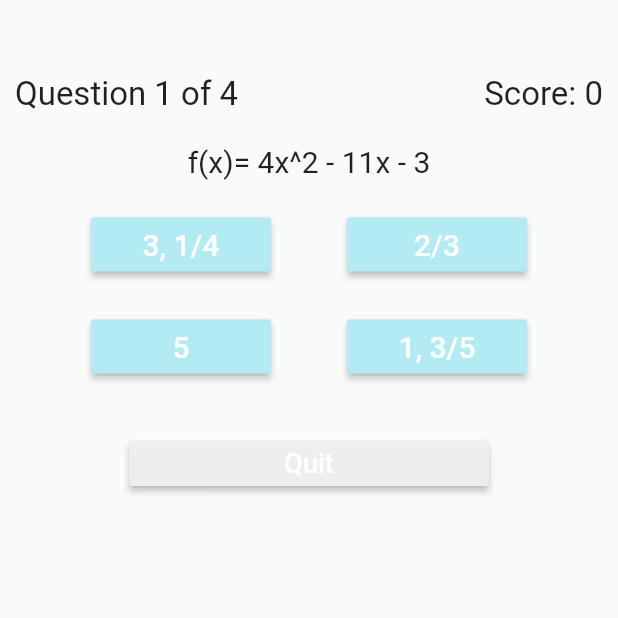
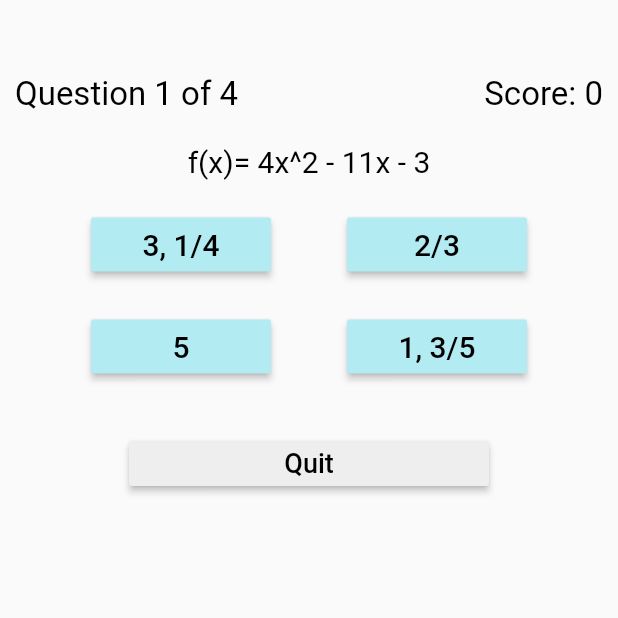
Before and after one commit to Valkyrz/ccom_4401_mathgeekapp, a Flutter app: the MathQuiz screen opened directly, after a tap on "Start Quiz", on a phone screen of 412 x 824 dp, the top half of it. Run offline on Flutter 3.47's test engine with Material 2 defaults, Android fonts, the phone set to English and light mode, and no system bars; missing offline and left inert: flutter_tex.

Commit message:
Last minute change
Changed the text color for the quiz to black for better visibility by the users

```diff
--- a/lib/quiz.dart
+++ b/lib/quiz.dart
@@ -53,12 +53,12 @@ class QuizState extends State<Quiz> {
                         "Question ${questionNumber + 1} of ${quiz.questions
                             .length}",
                         style: TextStyle(
-                            fontSize: 22.0
+                            fontSize: 22.0, color: Colors.black
                         ),),
 
                       Text("Score: $finalScore",
                         style: TextStyle(
-                            fontSize: 22.0
+                            fontSize: 22.0, color: Colors.black
                         ),)
                     ],
                   ),
@@ -68,7 +68,7 @@ class QuizState extends State<Quiz> {
 
                 Text(quiz.questions[questionNumber],
                   style: TextStyle(
-                    fontSize: 20.0,
+                    fontSize: 20.0, color: Colors.black
                   ),),
 
                 Padding(padding: EdgeInsets.all(10.0)),
@@ -94,7 +94,7 @@ class QuizState extends State<Quiz> {
                       child: Text(quiz.choices[questionNumber][0],
                         style: TextStyle(
                             fontSize: 20.0,
-                            color: Colors.white
+                            color: Colors.black
                         ),),
                     ),
 
@@ -115,7 +115,7 @@ class QuizState extends State<Quiz> {
                       child: Text(quiz.choices[questionNumber][1],
                         style: TextStyle(
                             fontSize: 20.0,
-                            color: Colors.white
+                            color: Colors.black
                         ),),
                     ),
 
@@ -144,7 +144,7 @@ class QuizState extends State<Quiz> {
                       child: Text(quiz.choices[questionNumber][2],
                         style: TextStyle(
                             fontSize: 20.0,
-                            color: Colors.white
+                            color: Colors.black
                         ),),
                     ),
 
@@ -165,7 +165,7 @@ class QuizState extends State<Quiz> {
                       child: Text(quiz.choices[questionNumber][3],
                         style: TextStyle(
                             fontSize: 20.0,
-                            color: Colors.white
+                            color: Colors.black
                         ),),
                     ),
 
@@ -184,7 +184,7 @@ class QuizState extends State<Quiz> {
                         child: Text("Quit",
                           style: TextStyle(
                               fontSize: 18.0,
-                              color: Colors.white
+                              color: Colors.black
                           ),)
                     )
                 ),
@@ -234,7 +234,7 @@ class Summary extends StatelessWidget {
 
               new Text("Final Score: $score",
                 style: new TextStyle(
-                    fontSize: 35.0
+                    fontSize: 35.0, color: Colors.black
                 ),),
 
               new Padding(padding: EdgeInsets.all(30.0)),
@@ -249,7 +249,7 @@ class Summary extends StatelessWidget {
                 child: new Text("Reset Quiz",
                   style: new TextStyle(
                       fontSize: 20.0,
-                      color: Colors.white
+                      color: Colors.black
                   ),),)
             ],
           ),
--- a/lib/secondscreen.dart
+++ b/lib/secondscreen.dart
@@ -35,7 +35,7 @@ class MathQuizState extends State<MathQuiz>{
                 child: new Text(" Start Quiz",
                   style: new TextStyle(
                       fontSize: 18.0,
-                      color: Colors.white
+                      color: Colors.black
                   ),)
             )
           ],
```
